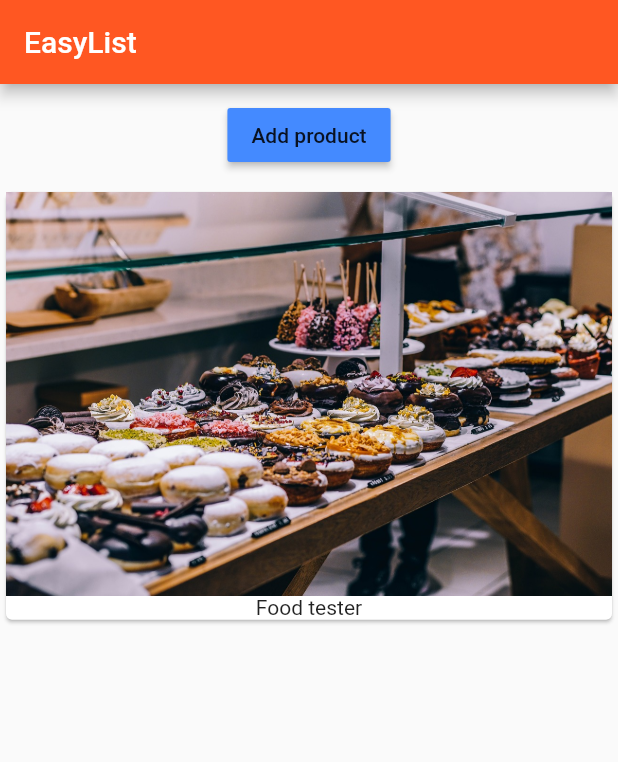
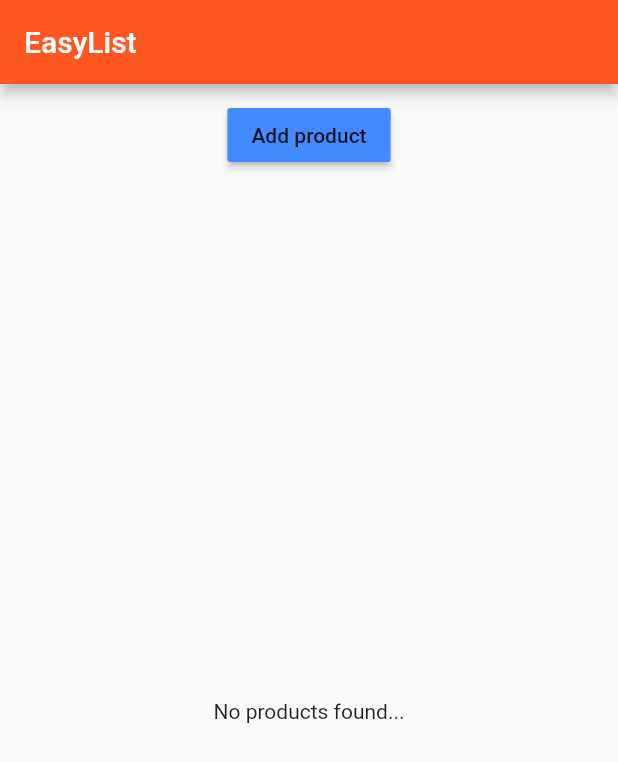
Before and after one commit to blkfltchr/learnflutterdart, a Flutter app: the screen it shows after launch, on a phone screen of 412 x 824 dp. Shown: the top 762 px of the screen. Run offline on Flutter 3.47's test engine with Material 2 defaults, Android fonts, the phone set to English and light mode, and no system bars.

Commit message:
Conditional rendering (with 2 extra options commented out)

```diff
--- a/my_flutter_app/lib/main.dart
+++ b/my_flutter_app/lib/main.dart
@@ -11,15 +11,14 @@ class MyApp extends StatelessWidget {
   Widget build(BuildContext context) {
     return MaterialApp(
       theme: ThemeData(
-        brightness: Brightness.light,
-        primarySwatch: Colors.deepOrange,
-        accentColor: Colors.blueAccent
-      ),
+          brightness: Brightness.light,
+          primarySwatch: Colors.deepOrange,
+          accentColor: Colors.blueAccent),
       home: Scaffold(
         appBar: AppBar(
           title: Text('EasyList'),
         ),
-        body: ProductManager(startingProduct: 'Food tester'),
+        body: ProductManager(),
       ),
     );
   }
--- a/my_flutter_app/lib/product_manager.dart
+++ b/my_flutter_app/lib/product_manager.dart
@@ -6,7 +6,7 @@ import './product_control.dart';
 class ProductManager extends StatefulWidget {
   final String startingProduct;
 
-  ProductManager({this.startingProduct = 'Sweets tester'});
+  ProductManager({this.startingProduct});
 
   @override
   State<StatefulWidget> createState() {
@@ -19,8 +19,10 @@ class _ProductManagerState extends State<ProductManager> {
 
   @override
   void initState() {
+    if (widget.startingProduct != null) {
+      _products.add(widget.startingProduct);
+    }
     super.initState();
-    _products.add(widget.startingProduct);
   }
 
   void _addProduct(String product) {
@@ -36,7 +38,7 @@ class _ProductManagerState extends State<ProductManager> {
         margin: EdgeInsets.all(10.0),
         child: ProductControl(_addProduct),
       ),
-      Expanded( child: Products(_products))
+      Expanded(child: Products(_products))
     ]);
   }
 }
--- a/my_flutter_app/lib/products.dart
+++ b/my_flutter_app/lib/products.dart
@@ -16,11 +16,49 @@ class Products extends StatelessWidget {
     );
   }
 
-  @override
-  Widget build(BuildContext context) {
-    return ListView.builder(
+  Widget _buildProductList() {
+    Widget productCards = Center(
+      child: Text('No products found...'),
+    );
+    if (products.length > 0) {
+      productCards = ListView.builder(
         itemBuilder: _buildProductItem,
         itemCount: products.length,
       );
     }
+    return productCards;
   }
+
+  @override
+  Widget build(BuildContext context) {
+    return _buildProductList();
+  }
+}
+
+// Conditional rendering v1
+//
+// Widget build(BuildContext context) {
+//     return products.length > 0
+//         ? ListView.builder(
+//             itemBuilder: _buildProductItem,
+//             itemCount: products.length,
+//           )
+//         : Center(
+//             child: Text('No products found...'),
+//           );
+//   }
+
+// Conditional rendering v2
+//
+// Widget build(BuildContext context) {
+//     Widget productCard = Center(
+//       child: Text('No products found...'),
+//     );
+//     if (products.length > 0) {
+//       productCard = ListView.builder(
+//         itemBuilder: _buildProductItem,
+//         itemCount: products.length,
+//       );
+//     }
+//     return productCard;
+//   }
```
Also changed, not shown: 1 other file. Lines whose indentation alone changed are shown as unchanged.
